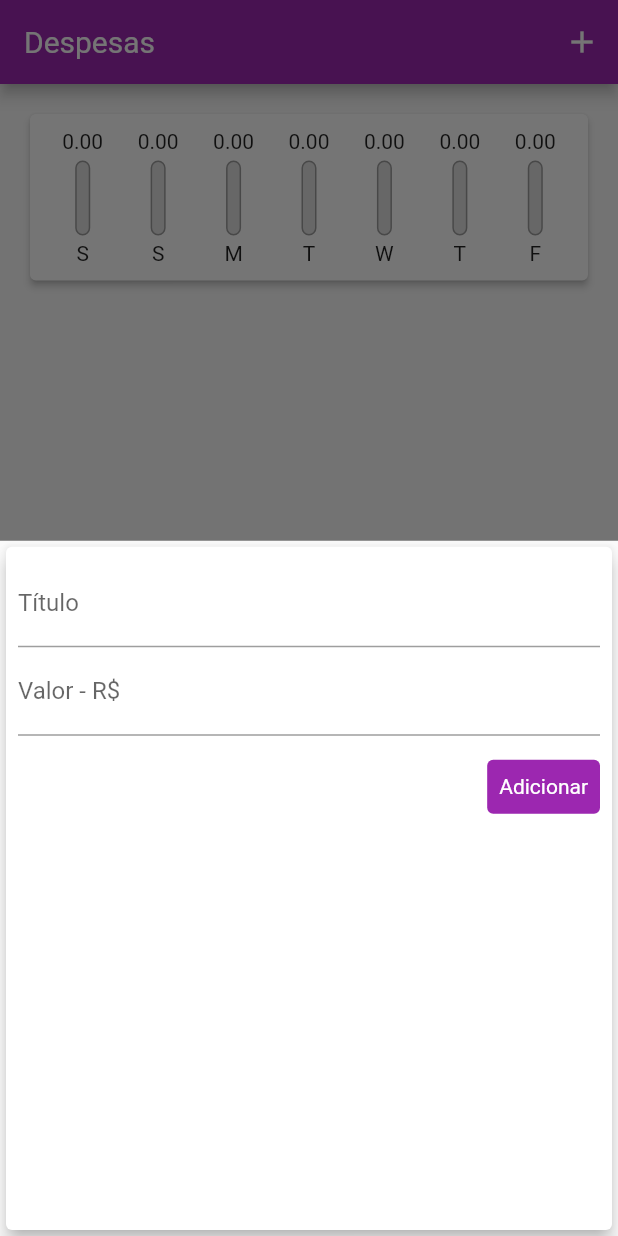
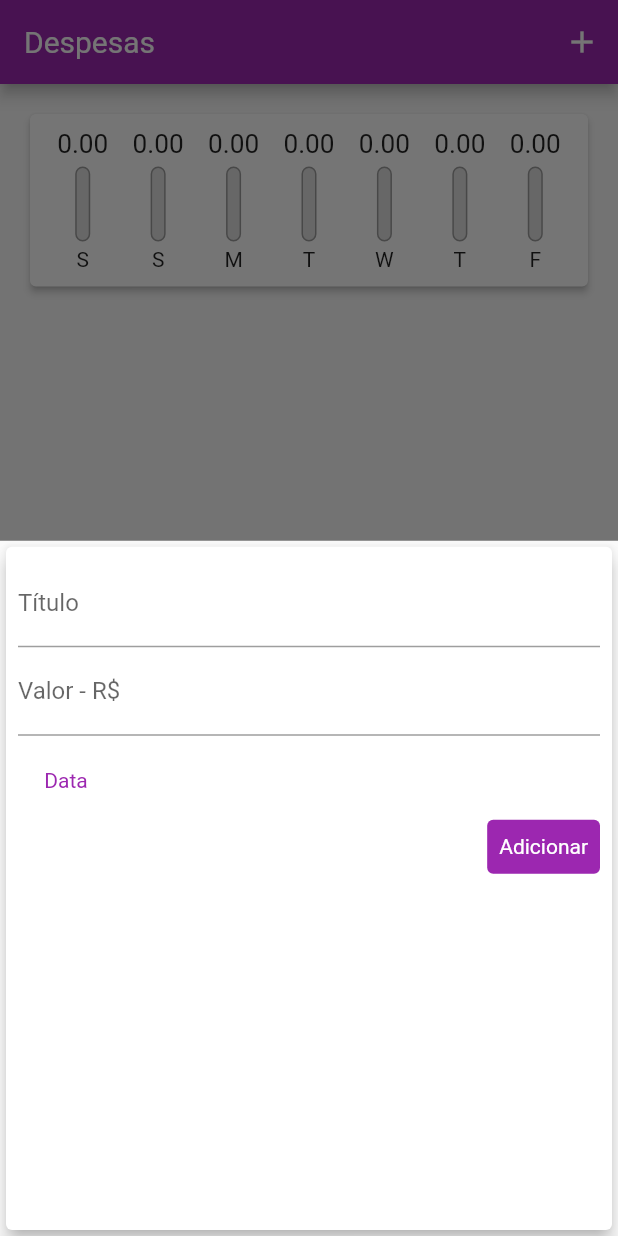
Before and after one commit to menesesdev/Despesas_Pessoais, a Flutter app: the screen it shows after launch, after a tap on the "add" icon, on a phone screen of 412 x 824 dp. Run offline on Flutter 3.47's test engine with Material 2 defaults, Android fonts, the phone set to English and light mode, and no system bars.

Commit message:
Iniciando a possibilidade do usuário adicionar data na transação

```diff
--- a/lib/components/chart_bart.dart
+++ b/lib/components/chart_bart.dart
@@ -18,8 +18,11 @@ class ChartBar extends StatelessWidget {
   Widget build(BuildContext context) {
     return Column(
       children: <Widget>[
-        FittedBox(
-          child: Text('${value.toStringAsFixed(2)}'),
+        Container(
+          height: 20,
+          child: FittedBox(
+            child: Text('${value.toStringAsFixed(2)}'),
+          ),
         ),
         SizedBox(height: 5),
         Container(
--- a/lib/components/transaction_form.dart
+++ b/lib/components/transaction_form.dart
@@ -27,6 +27,15 @@ class _TransactionFormState extends State<TransactionForm> {
     widget.onSubmit(title, value);
   }
 
+  _showDatePicker() {
+    showDatePicker(
+      context: context,
+      initialDate: DateTime.now(),
+      firstDate: DateTime(2022),
+      lastDate: DateTime.now(),
+    );
+  }
+
   @override
   Widget build(BuildContext context) {
     return Card(
@@ -53,6 +62,18 @@ class _TransactionFormState extends State<TransactionForm> {
                 ),
               ),
             ),
+            Container(
+              height: 40,
+              child: Row(
+                children: <Widget>[
+                  //Text('Nenhuma data selecionada!'),
+                  TextButton(
+                    onPressed: _showDatePicker,
+                    child: Text('Data'),
+                  ),
+                ],
+              ),
+            ),
             Row(
               mainAxisAlignment: MainAxisAlignment.end,
               children: [
```
Also changed, not shown: lib/components/transaction_list.dart (+14 -3 lines).
